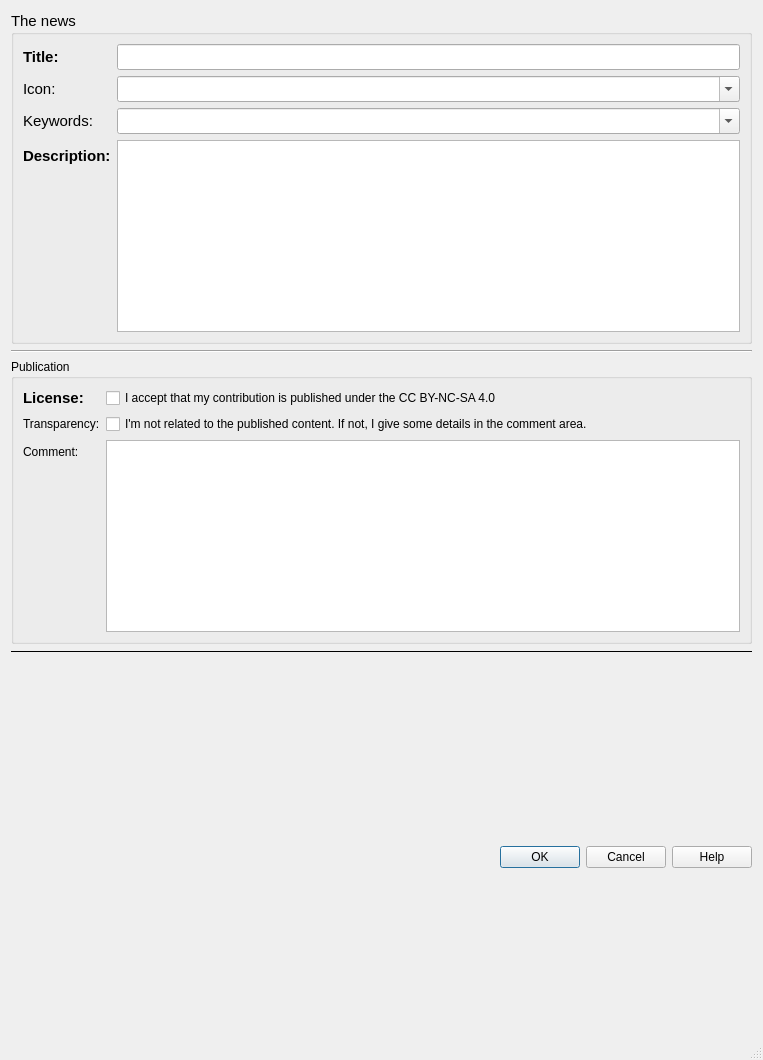
Before: the Qt Designer form qtribu/gui/form_article.ui in geotribu/qtribu, drawn with Qt 5.
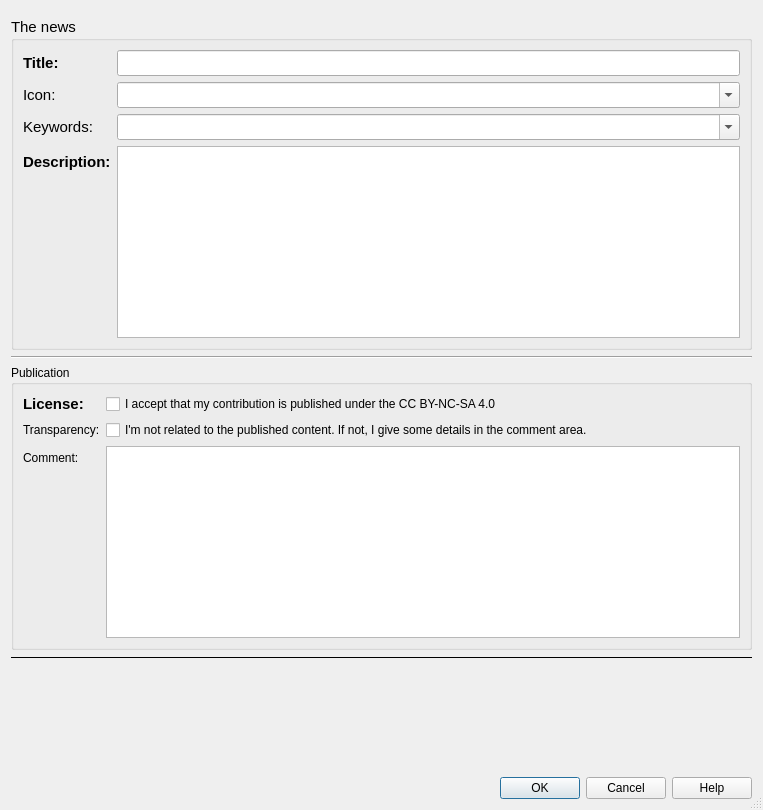
After: the same form once the commit is applied. Custom widgets are drawn as their Qt base class.

Commit message: ui(forms): add message bars to forms

Diff of the .ui file:
```diff
--- a/qtribu/gui/form_article.ui
+++ b/qtribu/gui/form_article.ui
@@ -7,7 +7,7 @@
     <x>0</x>
     <y>0</y>
     <width>763</width>
-    <height>1060</height>
+    <height>810</height>
    </rect>
   </property>
   <property name="windowTitle">
@@ -228,21 +228,8 @@
      </property>
     </widget>
    </item>
-   <item row="8" column="1">
-    <widget class="AuthoringWidget" name="wdg_author" native="true"/>
-   </item>
-   <item row="11" column="1">
-    <spacer name="verticalSpacer_2">
-     <property name="orientation">
-      <enum>Qt::Vertical</enum>
-     </property>
-     <property name="sizeHint" stdset="0">
-      <size>
-       <width>20</width>
-       <height>40</height>
-      </size>
-     </property>
-    </spacer>
+   <item row="0" column="1">
+    <widget class="QgsMessageBar" name="msg_bar" native="true"/>
    </item>
   </layout>
  </widget>
@@ -253,6 +240,12 @@
    <header>qtribu.gui.wdg_authoring</header>
    <container>1</container>
   </customwidget>
+  <customwidget>
+   <class>QgsMessageBar</class>
+   <extends>QWidget</extends>
+   <header>qgsmessagebar.h</header>
+   <container>1</container>
+  </customwidget>
  </customwidgets>
  <resources/>
  <connections>
```
Left out of the diff: 5 changed lines with no effect on the pictures. The commit also changes 3 other files.
